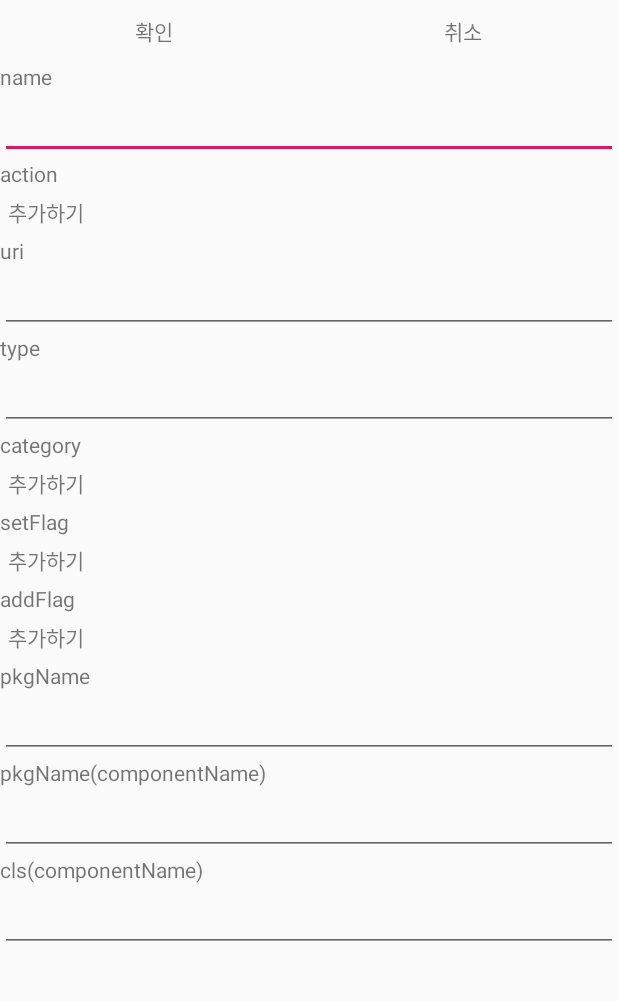
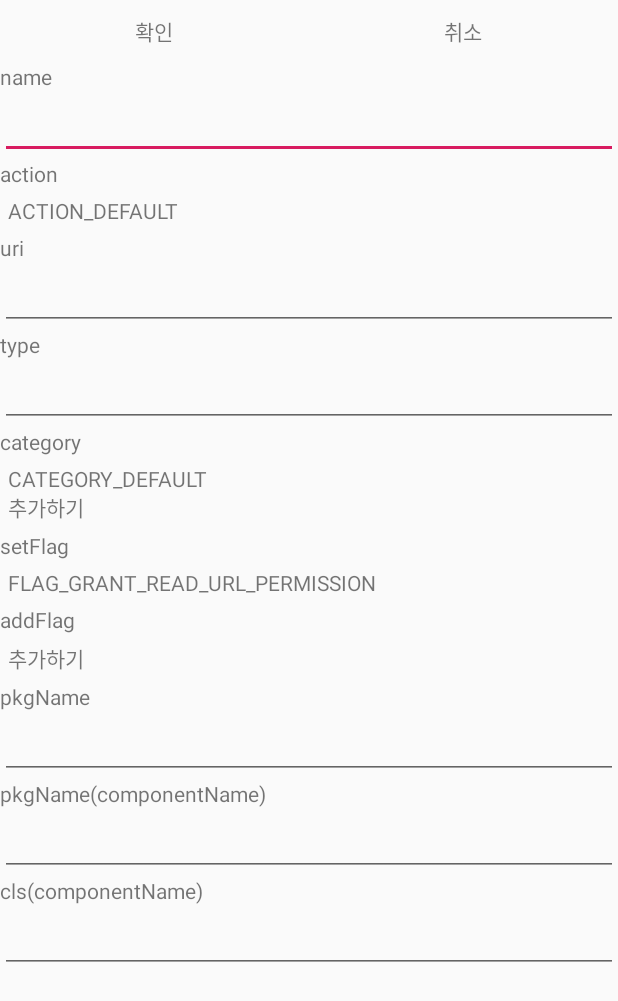
Before and after one commit to daolq3012/launcher-q, an Android app: the ExpertSettingActivity screen opened directly, with no data from a screen before it, on a phone screen of 412 x 824 dp. Shown: the top 1001 px of the screen. Run offline under Robolectric (Android 15) with nearby library versions, the phone set to English and light mode, and no system bars.

Commit message:
Add function of delete expert setting & fix bugs & etc  - delete expert setting  - update default value of two depth interval  - fix bug in expert setting  - remove two step view & functions

```diff
--- a/LauncherQ/app/src/main/java/seoft/co/kr/launcherq/data/local/PreferenceRepo.kt
+++ b/LauncherQ/app/src/main/java/seoft/co/kr/launcherq/data/local/PreferenceRepo.kt
@@ -79,7 +79,7 @@ class PreferenceRepo {
     fun getDrawerColumnNum() = mPrefs.getInt(SP_DRAWER_COLUMN_NUM,5) // default is 5
 
     fun setDrawerItemNum(num:Int) { mPrefs.edit().putInt(SP_DRAWER_ITEM_NUM,num).apply() }
-    fun getDrawerItemNum() = mPrefs.getInt(SP_DRAWER_ITEM_NUM,25) // default is 5
+    fun getDrawerItemNum() = mPrefs.getInt(SP_DRAWER_ITEM_NUM,25) // default is 25
 
     fun setBgWidgetInfos(bgwi: BackgroundWidgetInfos) {
         mPrefs.edit().putString(SP_BG_WIDGET_INFOS,SC.gson.toJson(bgwi)).apply()
@@ -177,7 +177,7 @@ class PreferenceRepo {
         mPrefs.edit().putInt(SP_QL_TWO_STEP_OPEN_INTERVAL, interval).apply()
     }
     fun getTwoStepOpenInterval(): Int {
-        return mPrefs.getInt(SP_QL_TWO_STEP_OPEN_INTERVAL,8)
+        return mPrefs.getInt(SP_QL_TWO_STEP_OPEN_INTERVAL,5)
     }
 
     fun setMyIconPixel(size : Int) {
--- a/LauncherQ/app/src/main/java/seoft/co/kr/launcherq/ui/arrange/ExpertOptionModels.kt
+++ b/LauncherQ/app/src/main/java/seoft/co/kr/launcherq/ui/arrange/ExpertOptionModels.kt
@@ -14,7 +14,7 @@ class ExpertOptionModels {
     val categoryDefault = Intent.CATEGORY_DEFAULT
 
     val actions = arrayListOf(
-        ExpertOption("DELETE", actionDefault),
+        ExpertOption("ACTION_DEFAULT", actionDefault),
         ExpertOption("ACTION_AIRPLANE_MODE_CHANGED","android.intent.action.AIRPLANE_MODE"),
         ExpertOption("ACTION_ALL_APPS","android.intent.action.ALL_APPS"),
         ExpertOption("ACTION_ANSWER","android.intent.action.ANSWER"),
--- a/LauncherQ/app/src/main/java/seoft/co/kr/launcherq/ui/main/MainViewModel.kt
+++ b/LauncherQ/app/src/main/java/seoft/co/kr/launcherq/ui/main/MainViewModel.kt
@@ -38,7 +38,7 @@ class MainViewModel(val repo: Repo): ViewModelHelper() {
     // loading property
     var gridCnt = 0
     var gridViewSize = 0
-    var distance = 0
+    var distance = 0 // = square of 1/2
     var twoStepOpenInterval = 0 // 1 is 200ms
 
     override fun start() {
--- a/LauncherQ/app/src/main/res/layout/activity_expert_setting.xml
+++ b/LauncherQ/app/src/main/res/layout/activity_expert_setting.xml
@@ -34,7 +34,7 @@
             <!---->
 
             <TextView android:layout_width="match_parent" android:layout_height="wrap_content" android:text="action" />
-            <TextView android:layout_width="match_parent" android:layout_height="wrap_content" android:text="추가하기"
+            <TextView android:layout_width="match_parent" android:layout_height="wrap_content" android:text="ACTION_DEFAULT"
                       android:padding="5dp"  android:id="@+id/tvAction" />
 
 <!---->
@@ -52,11 +52,11 @@
             <!---->
 
             <TextView android:layout_width="match_parent" android:layout_height="wrap_content" android:text="category" />
-            <TextView android:layout_width="match_parent" android:layout_height="wrap_content" android:text="추가하기"
+            <TextView android:layout_width="match_parent" android:layout_height="wrap_content" android:text="CATEGORY_DEFAULT\n추가하기"
                       android:padding="5dp"  android:id="@+id/tvCategory" />
 
             <TextView android:layout_width="match_parent" android:layout_height="wrap_content" android:text="setFlag" />
-            <TextView android:layout_width="match_parent" android:layout_height="wrap_content" android:text="추가하기"
+            <TextView android:layout_width="match_parent" android:layout_height="wrap_content" android:text="FLAG_GRANT_READ_URL_PERMISSION"
                       android:padding="5dp"  android:id="@+id/tvSetFlag" />
 
             <TextView android:layout_width="match_parent" android:layout_height="wrap_content" android:text="addFlag" />
```
Also changed, not shown: LauncherQ/app/src/main/java/seoft/co/kr/launcherq/ui/arrange/ArrangeActivity.kt (+9 -4 lines), LauncherQ/app/src/main/java/seoft/co/kr/launcherq/ui/arrange/ArrangeViewModel.kt (+41 -3 lines), LauncherQ/app/src/main/java/seoft/co/kr/launcherq/ui/arrange/ExpertSettingActivity.kt (+11 -6 lines), LauncherQ/app/src/main/java/seoft/co/kr/launcherq/ui/main/MainCaculator.kt (+23 -0 lines), LauncherQ/app/src/main/res/layout/activity_arrange.xml (+11 -11 lines).
